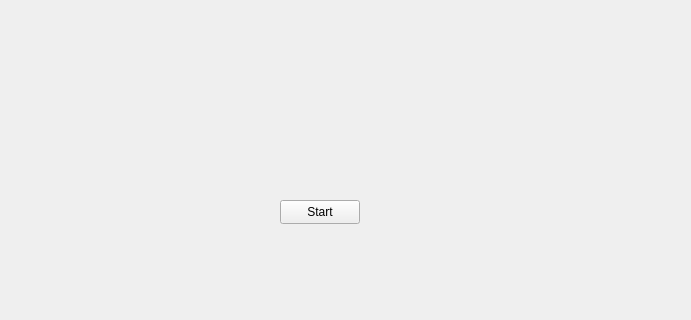
Old version of the form GUI/mainwindow.ui in the repository ProtVlad/ProjectModernCpp; both pictures show x 280 to 971 and y 430 to 750 of the 1500 by 750 pixel window.
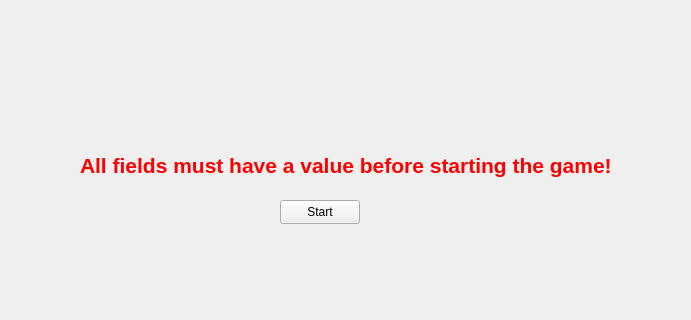
New version of the form.

Commit message: Added error if you don't choose value for all fields in settings window

Patch:
```diff
--- a/GUI/mainwindow.ui
+++ b/GUI/mainwindow.ui
@@ -320,6 +320,25 @@
      <string>Start</string>
     </property>
    </widget>
+   <widget class="QLabel" name="errorLabel">
+    <property name="geometry">
+     <rect>
+      <x>360</x>
+      <y>580</y>
+      <width>531</width>
+      <height>31</height>
+     </rect>
+    </property>
+    <property name="font">
+     <font>
+      <pointsize>16</pointsize>
+      <bold>true</bold>
+     </font>
+    </property>
+    <property name="text">
+     <string>&lt;html&gt;&lt;head/&gt;&lt;body&gt;&lt;p&gt;&lt;span style=&quot; color:#ff0000;&quot;&gt;All fields must have a value before starting the game!&lt;/span&gt;&lt;/p&gt;&lt;/body&gt;&lt;/html&gt;</string>
+    </property>
+   </widget>
   </widget>
   <widget class="QMenuBar" name="menubar">
    <property name="geometry">
```
The commit also changes 1 other file.
